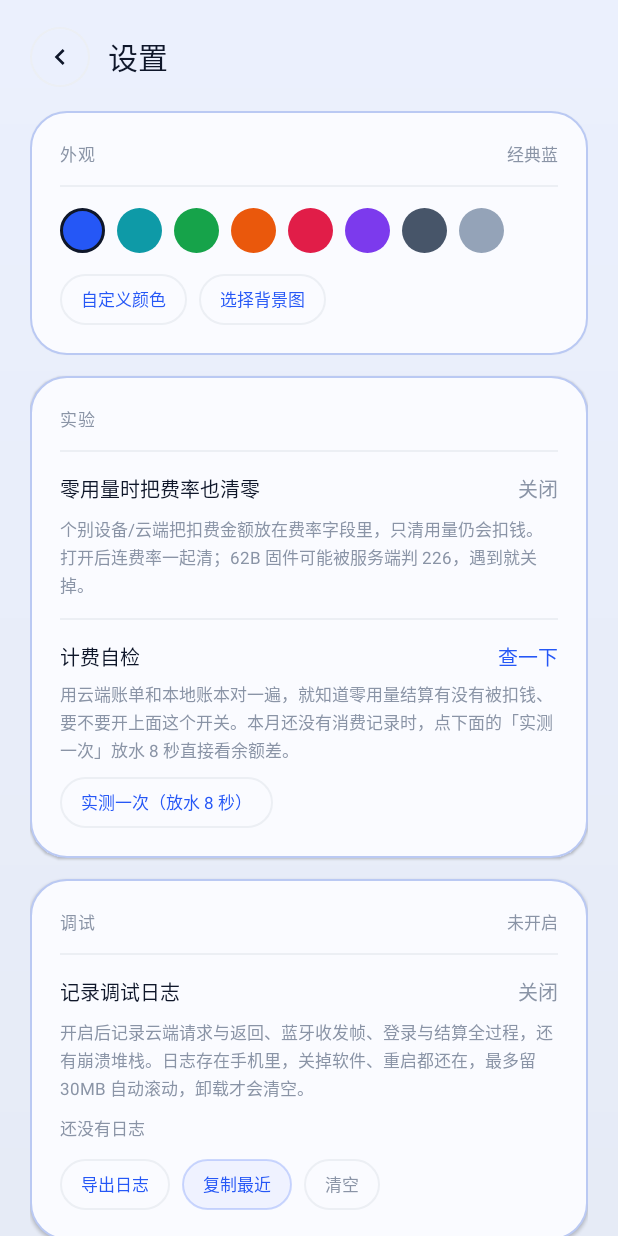
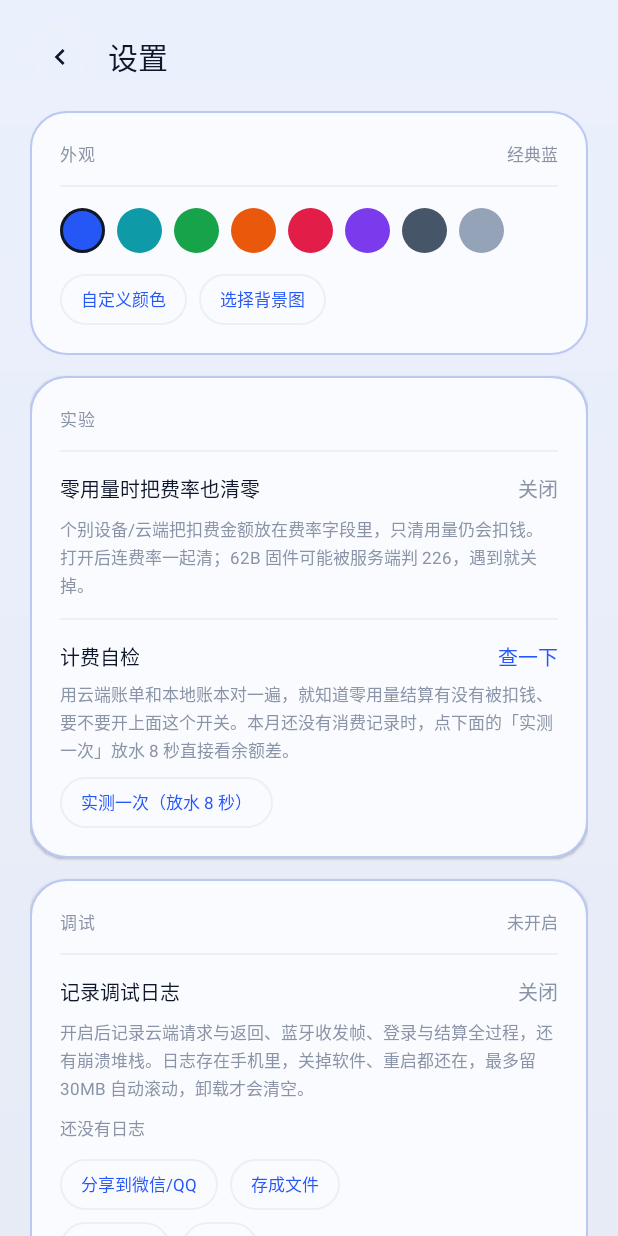
Before and after one commit to lc655254/water-valve-ble, an Android app: the SettingsActivity screen opened directly, with no data from a screen before it, on a phone screen of 412 x 824 dp. Run offline under Robolectric (Android 15) with nearby library versions, the light colour scheme and no system bars; network calls fail.

Commit message:
feat(android): 日志一键分享到微信/QQ、崩溃自动打包待发、去掉日志按钮胶囊底（0.12.7）

```diff
--- a/android/app/build.gradle
+++ b/android/app/build.gradle
@@ -10,8 +10,8 @@ android {
         applicationId "com.yg.watervalve"
         minSdk 26
         targetSdk 35
-        versionCode 66
-        versionName "0.12.6"
+        versionCode 67
+        versionName "0.12.7"
     }
 
     buildTypes {
--- a/android/app/src/main/java/com/yg/watervalve/Appearance.java
+++ b/android/app/src/main/java/com/yg/watervalve/Appearance.java
@@ -306,8 +306,8 @@ public final class Appearance {
             View v = a.findViewById(id);
             if (v != null) v.setBackground(inputBg(a));
         }
-        int[] ghosts = {R.id.btnQuery, R.id.btnCopyLog, R.id.btnToggleLogin,
-                R.id.btnToggleLog, R.id.scanHint};
+        // 幽灵按钮：只给真正需要的（复制/收起这种纯文字按钮不加底，太挤）
+        int[] ghosts = {R.id.btnQuery, R.id.btnToggleLogin, R.id.scanHint};
         for (int id : ghosts) {
             View v = a.findViewById(id);
             if (v != null) v.setBackground(ghostBg(a));
--- a/android/app/src/main/java/com/yg/watervalve/SettingsActivity.java
+++ b/android/app/src/main/java/com/yg/watervalve/SettingsActivity.java
@@ -236,6 +236,12 @@ public class SettingsActivity extends Activity {
 
         View export = findViewById(R.id.btnExportLog);
         if (export != null) export.setOnClickListener(v -> exportLog());
+
+        View share = findViewById(R.id.btnShareLog);
+        if (share != null) share.setOnClickListener(v -> {
+            DebugLog.op("分享日志");
+            LogShare.share(this);
+        });
 
         View copy = findViewById(R.id.btnCopyLog);
         if (copy != null) copy.setOnClickListener(v -> {
--- a/android/app/src/main/res/layout/activity_settings.xml
+++ b/android/app/src/main/res/layout/activity_settings.xml
@@ -349,22 +349,41 @@
                     android:orientation="horizontal">
 
                     <TextView
-                        android:id="@+id/btnExportLog"
+                        android:id="@+id/btnShareLog"
                         android:layout_width="wrap_content"
                         android:layout_height="34dp"
                         android:background="@drawable/bg_button_ghost"
                         android:gravity="center"
                         android:paddingStart="14dp"
                         android:paddingEnd="14dp"
-                        android:text="导出日志"
+                        android:text="分享到微信/QQ"
                         android:textColor="@color/primary"
                         android:textSize="11sp" />
+
+                    <TextView
+                        android:id="@+id/btnExportLog"
+                        android:layout_width="wrap_content"
+                        android:layout_height="34dp"
+                        android:layout_marginStart="8dp"
+                        android:background="@drawable/bg_button_ghost"
+                        android:gravity="center"
+                        android:paddingStart="14dp"
+                        android:paddingEnd="14dp"
+                        android:text="存成文件"
+                        android:textColor="@color/primary"
+                        android:textSize="11sp" />
+                </LinearLayout>
+
+                <LinearLayout
+                    android:layout_width="match_parent"
+                    android:layout_height="wrap_content"
+                    android:layout_marginTop="8dp"
+                    android:orientation="horizontal">
 
                     <TextView
                         android:id="@+id/btnCopyLog"
                         android:layout_width="wrap_content"
                         android:layout_height="34dp"
-                        android:layout_marginStart="8dp"
                         android:background="@drawable/bg_button_ghost"
                         android:gravity="center"
                         android:paddingStart="14dp"
```
Also changed, not shown: android/app/src/main/AndroidManifest.xml (+7 -0 lines), android/app/src/main/java/com/yg/watervalve/DebugLog.java (+37 -0 lines), android/app/src/main/java/com/yg/watervalve/LogProvider.java (added, +94 -0 lines), android/app/src/main/java/com/yg/watervalve/LogShare.java (added, +49 -0 lines), android/app/src/main/java/com/yg/watervalve/MainActivity.java (+64 -0 lines), android/app/src/main/res/layout/activity_main.xml (+23 -4 lines), 1 other file.
